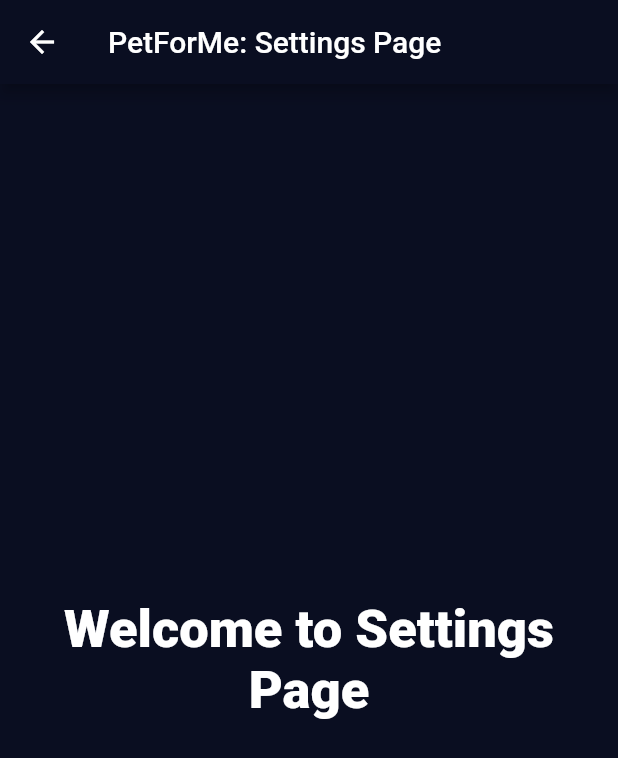
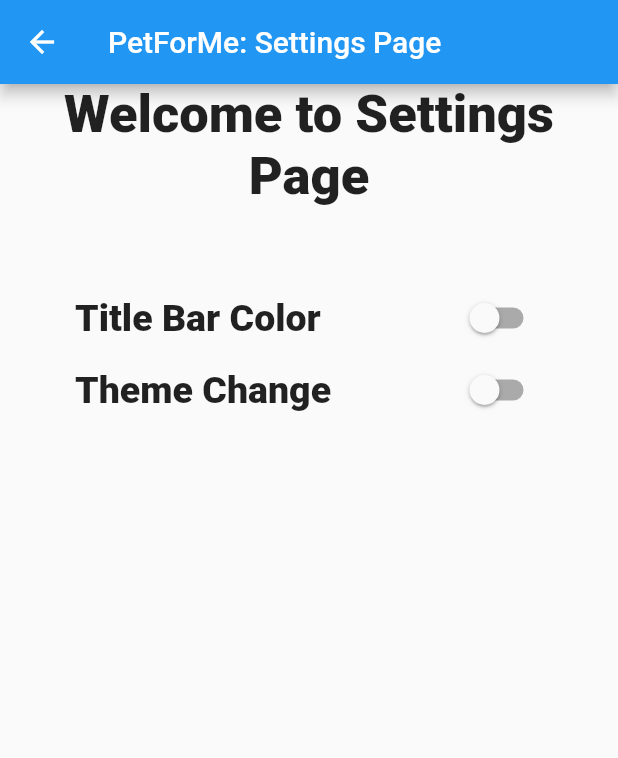
Before and after one commit to Palashbista/pet_for_me, a Flutter app: the Settings screen opened by its route, on a phone screen of 412 x 824 dp. Shown: the top 758 px of the screen. Run offline on Flutter 3.47's test engine with Material 2 defaults, Android fonts, the phone set to English and light mode, and no system bars; our stand-ins replace rflutter_alert; Roboto replaces fonts that are missing (Hind).

Commit message:
Theme fixed

```diff
--- /dev/null
+++ b/lib/components/custom_theme.dart
@@ -0,0 +1,72 @@
+import 'package:flutter/material.dart';
+import 'package:flutter/widgets.dart';
+import 'package:pet_for_me/components/themes.dart';
+
+class _CustomTheme extends InheritedWidget {
+  final CustomThemeState data;
+
+  _CustomTheme({
+    this.data,
+    Key key,
+    @required Widget child,
+  }) : super(key: key, child: child);
+
+  @override
+  bool updateShouldNotify(_CustomTheme oldWidget) {
+    return true;
+  }
+}
+
+class CustomTheme extends StatefulWidget {
+  final Widget child;
+  final MyThemeKeys initialThemeKey;
+
+  const CustomTheme({
+    Key key,
+    this.initialThemeKey,
+    @required this.child,
+  }) : super(key: key);
+
+  @override
+  CustomThemeState createState() => new CustomThemeState();
+
+  static ThemeData of(BuildContext context) {
+    _CustomTheme inherited =
+    (context.inheritFromWidgetOfExactType(_CustomTheme) as _CustomTheme);
+    return inherited.data.theme;
+  }
+
+  static CustomThemeState instanceOf(BuildContext context) {
+    _CustomTheme inherited =
+    (context.inheritFromWidgetOfExactType(_CustomTheme) as _CustomTheme);
+    return inherited.data;
+  }
+}
+
+class CustomThemeState extends State<CustomTheme> {
+  ThemeData _theme;
+
+  ThemeData get theme => _theme;
+
+  @override
+  void initState() {
+    _theme = MyThemes.getThemeFromKey(widget.initialThemeKey);
+    super.initState();
+  }
+
+
+
+  void changeTheme(MyThemeKeys themeKey) {
+    setState(() {
+      _theme = MyThemes.getThemeFromKey(themeKey);
+    });
+  }
+
+  @override
+  Widget build(BuildContext context) {
+    return new _CustomTheme(
+      data: this,
+      child: widget.child,
+    );
+  }
+}
--- /dev/null
+++ b/lib/components/themes.dart
@@ -0,0 +1,49 @@
+import 'package:flutter/material.dart';
+
+enum MyThemeKeys { LIGHT, DARK, BRIGHTNESS, DARKNESS }
+
+class MyThemes {
+  static final ThemeData lightTheme = ThemeData(
+    primaryColor: Colors.blue,
+    brightness: Brightness.light,
+    textTheme: TextTheme(
+      headline: TextStyle(fontSize: 72.0, fontWeight: FontWeight.bold),
+      title: TextStyle(fontSize: 36.0, fontStyle: FontStyle.italic),
+      body1: TextStyle(fontSize: 14.0, fontFamily: 'Hind'),
+    ),
+  );
+
+  static final ThemeData darkTheme = ThemeData.dark().copyWith(
+    primaryColor: Color(0xFF0A0E21),
+        scaffoldBackgroundColor: Color(0xFF0A0E21),
+        textTheme: TextTheme(
+          headline: TextStyle(fontSize: 72.0, fontWeight: FontWeight.bold),
+          title: TextStyle(fontSize: 36.0, fontStyle: FontStyle.italic),
+          body1: TextStyle(fontSize: 14.0, fontFamily: 'Hind'),
+  ),
+  );
+
+  static final ThemeData defaultTitleTheme = ThemeData(
+    brightness: Brightness.light,
+  );
+
+  static final ThemeData purpleTitleTheme = ThemeData(
+    brightness: Brightness.light,
+    primaryColor: Colors.deepPurpleAccent,
+  );
+
+  static ThemeData getThemeFromKey(MyThemeKeys themeKey) {
+    switch (themeKey) {
+      case MyThemeKeys.LIGHT:
+        return lightTheme;
+      case MyThemeKeys.DARK:
+        return darkTheme;
+      case MyThemeKeys.DARKNESS:
+        return defaultTitleTheme;
+      case MyThemeKeys.BRIGHTNESS:
+        return purpleTitleTheme;
+      default:
+        return lightTheme;
+    }
+  }
+}
--- a/lib/main.dart
+++ b/lib/main.dart
@@ -7,22 +7,35 @@ import 'package:pet_for_me/pages/settings.dart';
 import 'package:pet_for_me/pages/trivia_quiz.dart';
 import 'package:pet_for_me/pages/vets_available.dart';
 import 'package:pet_for_me/pages/feedback.dart';
+import 'package:pet_for_me/components/themes.dart';
+import 'package:pet_for_me/components/custom_theme.dart';
 
 void main() {
   runApp(
-    MaterialApp(
+    CustomTheme(
+      initialThemeKey: MyThemeKeys.LIGHT,
+      child: MyApp(),
+    ),
+  );
+}
+
+class MyApp extends StatelessWidget {
+  @override
+  Widget build(BuildContext context) {
+    return MaterialApp(
       title: 'Final Year Project',
-      theme: ThemeData.dark().copyWith(
-        primaryColor: Color(0xFF0A0E21),
-        scaffoldBackgroundColor: Color(0xFF0A0E21),
-        textTheme: TextTheme(
-          headline: TextStyle(fontSize: 72.0, fontWeight: FontWeight.bold),
-          title: TextStyle(fontSize: 36.0, fontStyle: FontStyle.italic),
-          body1: TextStyle(fontSize: 14.0, fontFamily: 'Hind'),
-        ),
-      ),
+      theme: CustomTheme.of(context),
+//      theme: ThemeData.dark().copyWith(
+//        primaryColor: Color(0xFF0A0E21),
+//        scaffoldBackgroundColor: Color(0xFF0A0E21),
+//        textTheme: TextTheme(
+//          headline: TextStyle(fontSize: 72.0, fontWeight: FontWeight.bold),
+//          title: TextStyle(fontSize: 36.0, fontStyle: FontStyle.italic),
+//          body1: TextStyle(fontSize: 14.0, fontFamily: 'Hind'),
+//        ),
+//      ),
       home: HomePage(),
-      routes: <String,WidgetBuilder>{
+      routes: <String, WidgetBuilder>{
         "/HomePage": (BuildContext context) => HomePage(),
         "/BreedInfo": (BuildContext context) => BreedInfo(),
         "/Favorites": (BuildContext context) => Favorites(),
@@ -32,6 +45,6 @@ void main() {
         "/SendFeedback": (BuildContext context) => SendFeedback(),
         "/Settings": (BuildContext context) => Settings(),
       },
-    ),
-  );
+    );
+  }
 }
--- a/lib/pages/about.dart
+++ b/lib/pages/about.dart
@@ -7,7 +7,7 @@ class About extends StatelessWidget {
       appBar: AppBar(
         title: Text('PetForMe: About Page'),
       ),
-      backgroundColor: Colors.teal,
+      backgroundColor: Colors.lightBlueAccent,
       body: SafeArea(
         child: Column(
           mainAxisAlignment: MainAxisAlignment.center,
@@ -22,7 +22,7 @@ class About extends StatelessWidget {
               style: TextStyle(
                 fontFamily: 'Pacifico',
                 fontSize: 40.0,
-                color: Colors.white,
+                color: Colors.deepPurpleAccent,
                 fontWeight: FontWeight.bold,
               ),
             ),
--- a/lib/pages/settings.dart
+++ b/lib/pages/settings.dart
@@ -1,4 +1,6 @@
 import 'package:flutter/material.dart';
+import 'package:pet_for_me/components/custom_theme.dart';
+import 'package:pet_for_me/components/themes.dart';
 
 class Settings extends StatelessWidget {
   @override
@@ -7,13 +9,107 @@ class Settings extends StatelessWidget {
       appBar: AppBar(
         title: Text('PetForMe: Settings Page'),
       ),
-      body: Center(
-        child: Text(
-          'Welcome to Settings Page',
-          textAlign: TextAlign.center,
-          style: TextStyle(fontWeight: FontWeight.w900, fontSize: 35.0),
+      body: CustomSetting(),
+    );
+  }
+
+  CustomSetting CS = CustomSetting();
+
+  Color getThemeColor() {
+    return CS.getThemeColor();
+  }
+}
+
+class CustomSetting extends StatefulWidget {
+
+  void changeTheme(BuildContext buildContext, MyThemeKeys key) {
+    CustomTheme.instanceOf(buildContext).changeTheme(key);
+  }
+  @override
+  CustomSettingState createState() => CustomSettingState();
+
+  CustomSettingState CusC = CustomSettingState();
+
+  Color getThemeColor() {
+    // print("is working");
+    //  print(CusC.customThemeColor);
+    return CusC.customThemeColor;
+  }
+}
+
+class CustomSettingState extends State<CustomSetting> {
+  bool isSwitched = false;
+  bool isBright = false;
+  Color customThemeColor = Colors.black;
+
+  @override
+  Widget build(BuildContext context) {
+    return Column(
+      crossAxisAlignment: CrossAxisAlignment.stretch,
+      children: <Widget>[
+        Center(
+          child: Text(
+            'Welcome to Settings Page',
+            textAlign: TextAlign.center,
+            style: TextStyle(fontWeight: FontWeight.w900, fontSize: 35.0),
+          ),
         ),
-      ),
+        Container(
+          margin: EdgeInsets.all(50.0),
+          child: Column(
+            children: <Widget>[
+              Row(
+                mainAxisAlignment: MainAxisAlignment.spaceBetween,
+                children: <Widget>[
+                  Text(
+                    'Title Bar Color',
+                    style: TextStyle(fontWeight: FontWeight.w900, fontSize: 25.0),
+                  ),
+                  Switch(
+                    value: isBright,
+                    onChanged: (value) {
+                      setState(() {
+                        isBright = value;
+                        print("Brightness change");
+                        isBright
+                            ? widget.changeTheme(context, MyThemeKeys.BRIGHTNESS)
+                            : widget.changeTheme(context, MyThemeKeys.DARKNESS);
+                        print(customThemeColor);
+                      });
+                    },
+                    activeTrackColor: Colors.lightGreenAccent,
+                    activeColor: Colors.green,
+                  ),
+                ],
+              ),
+              Row(
+                mainAxisAlignment: MainAxisAlignment.spaceBetween,
+                children: <Widget>[
+                  Text(
+                    'Theme Change',
+                    style: TextStyle(fontWeight: FontWeight.w900, fontSize: 25.0),
+                  ),
+                  Switch(
+                    value: isSwitched,
+                    onChanged: (value) {
+                      setState(() {
+                        isSwitched = value;
+                        print("color change");
+                        isSwitched
+                            ? widget.changeTheme(context, MyThemeKeys.DARK)
+                            : widget.changeTheme(context, MyThemeKeys.LIGHT);
+                        print(customThemeColor);
+                      });
+                    },
+                    activeTrackColor: Colors.lightGreenAccent,
+                    activeColor: Colors.green,
+                  ),
+                ],
+              ),
+            ],
+          ),
+        ),
+      ],
     );
   }
 }
```
Also changed, not shown: lib/pages/home_page.dart (+40 -2 lines).
